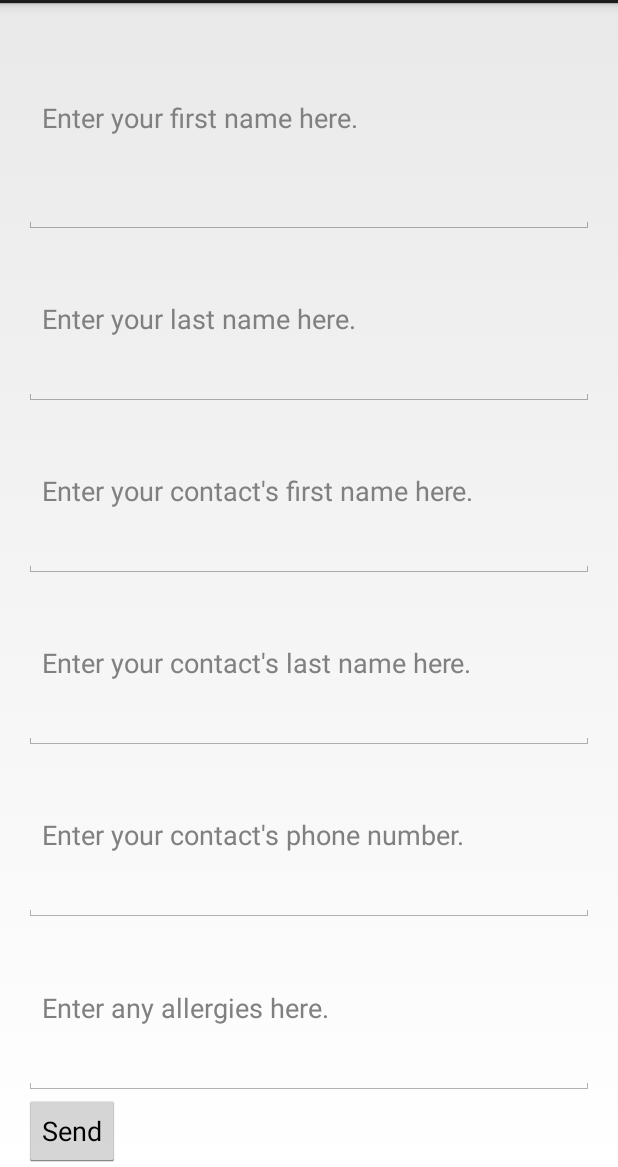
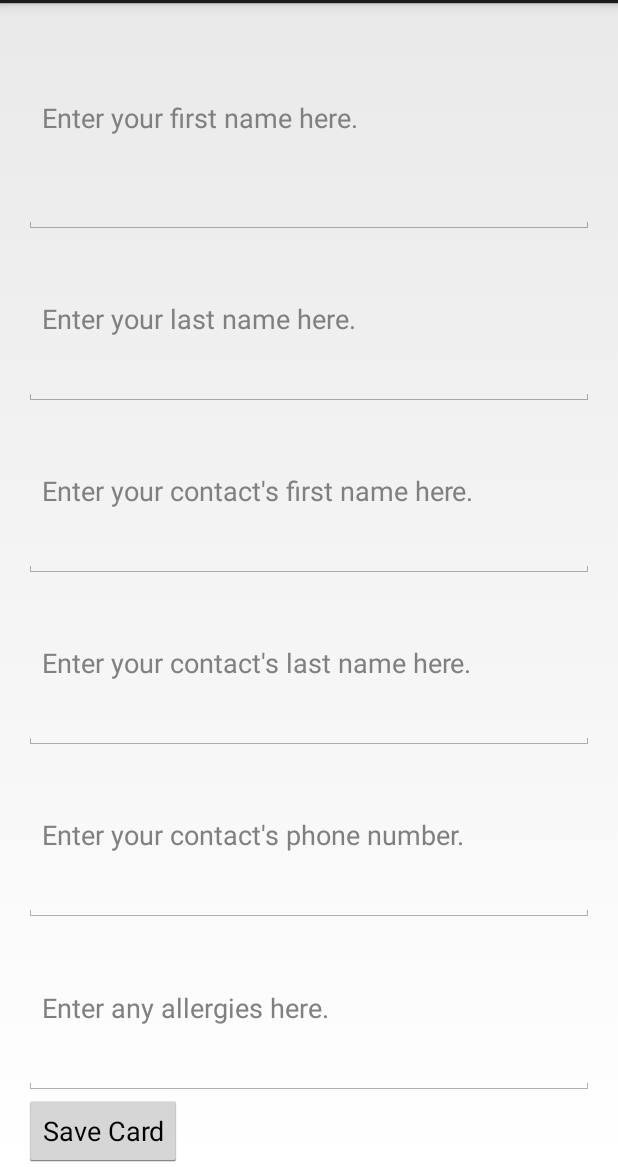
Before and after one commit to Ethanator/Carefree, an Android app: the screen it shows after launch (MainActivity), on a phone screen of 412 x 824 dp, the part 69-1236 px from its top. Run offline under Robolectric (Android 15) with nearby library versions, the phone set to English and light mode, and no system bars.

Commit message:
Save card file
Save user info as card text file

```diff
--- a/CarefreeAndroid/README.md/Carefree/src/main/res/layout/activity_main.xml
+++ b/CarefreeAndroid/README.md/Carefree/src/main/res/layout/activity_main.xml
@@ -45,6 +45,6 @@
     <Button
         android:layout_width="wrap_content"
         android:layout_height="wrap_content"
-        android:text="@string/button_send"
-        android:onClick="sendMessage"/>
+        android:text="@string/button_save"
+        android:onClick="saveCard"/>
 </LinearLayout>
--- a/CarefreeAndroid/README.md/Carefree/src/main/res/values/strings.xml
+++ b/CarefreeAndroid/README.md/Carefree/src/main/res/values/strings.xml
@@ -12,6 +12,7 @@
     <string name="contact_phone_number">Enter your contact\'s phone number.</string>
     <string name="edit_message">Enter a message</string>
     <string name="button_send">Send</string>
+    <string name="button_save">Save Card</string>
     <string name="title_activity_main">MainActivity</string>
     <string name="title_activity_display_message">DisplayMessageActivity</string>
     <string name="title_activity_location_message">LocationActivity</string>
```
Also changed, not shown: CarefreeAndroid/README.md/Carefree/src/main/java/com/carefree/carefree/MainActivity.java (+34 -0 lines).
